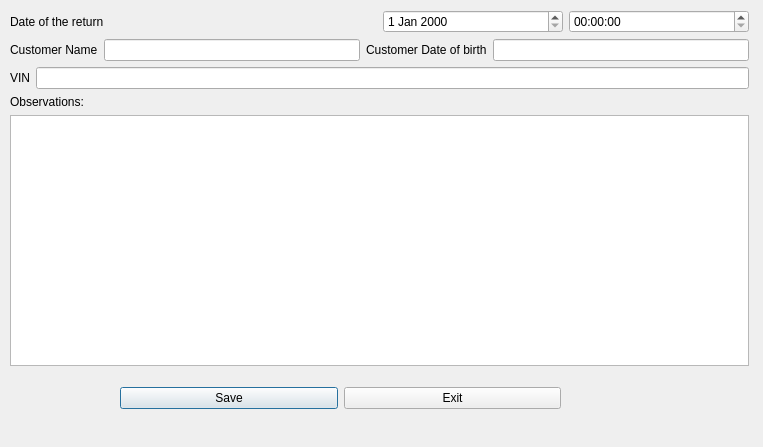
Old version of the form Car_Rental_Project/Return_Form.ui in the repository Mazouzmed/car_rental_project_qt.
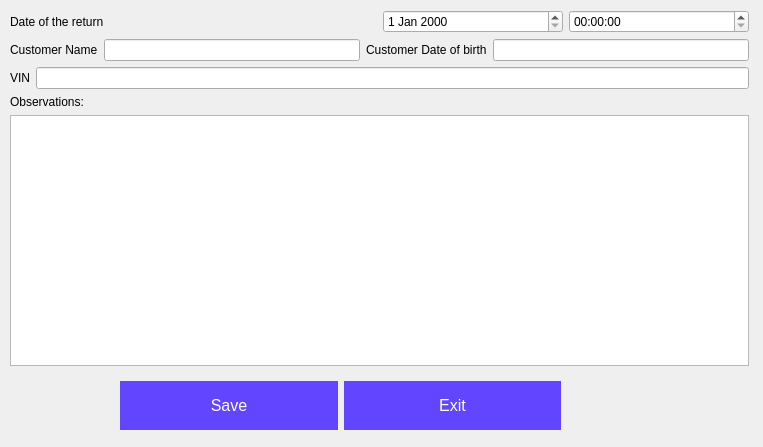
New version of the form.

```diff
--- a/Car_Rental_Project/Return_Form.ui
+++ b/Car_Rental_Project/Return_Form.ui
@@ -13,25 +13,59 @@
   <property name="windowTitle">
    <string>Dialog</string>
   </property>
-  <widget class="QWidget" name="">
+  <widget class="QWidget" name="layoutWidget">
    <property name="geometry">
     <rect>
      <x>120</x>
      <y>380</y>
      <width>441</width>
-     <height>37</height>
+     <height>52</height>
     </rect>
    </property>
    <layout class="QHBoxLayout" name="horizontalLayout_5">
     <item>
-     <widget class="QPushButton" name="pushButton">
+     <widget class="QPushButton" name="saveBtn">
+      <property name="styleSheet">
+       <string notr="true">QPushButton#saveBtn {
+background-color: #6246ff; 
+  border: none;
+  color: white;
+  padding: 15px 32px;
+  text-align: center;
+  text-decoration: none;
+  display: inline-block;
+  font-size: 16px;
+  transition-duration: 0.4s;
+}
+QPushButton#saveBtn:hover {
+  background-color: #215a91; /* Green */
+  color: white;
+}</string>
+      </property>
       <property name="text">
        <string>Save</string>
       </property>
      </widget>
     </item>
     <item>
-     <widget class="QPushButton" name="btnExit">
+     <widget class="QPushButton" name="exitBtn">
+      <property name="styleSheet">
+       <string notr="true">QPushButton#exitBtn {
+background-color: #6246ff; 
+  border: none;
+  color: white;
+  padding: 15px 32px;
+  text-align: center;
+  text-decoration: none;
+  display: inline-block;
+  font-size: 16px;
+  transition-duration: 0.4s;
+}
+QPushButton#exitBtn:hover {
+  background-color: #215a91; /* Green */
+  color: white;
+}</string>
+      </property>
       <property name="text">
        <string>Exit</string>
       </property>
@@ -40,7 +74,7 @@
    </layout>
    <zorder>btnExit</zorder>
   </widget>
-  <widget class="QWidget" name="">
+  <widget class="QWidget" name="layoutWidget">
    <property name="geometry">
     <rect>
      <x>10</x>
```
Left out of the diff: 1 changed line with no effect on the pictures.
